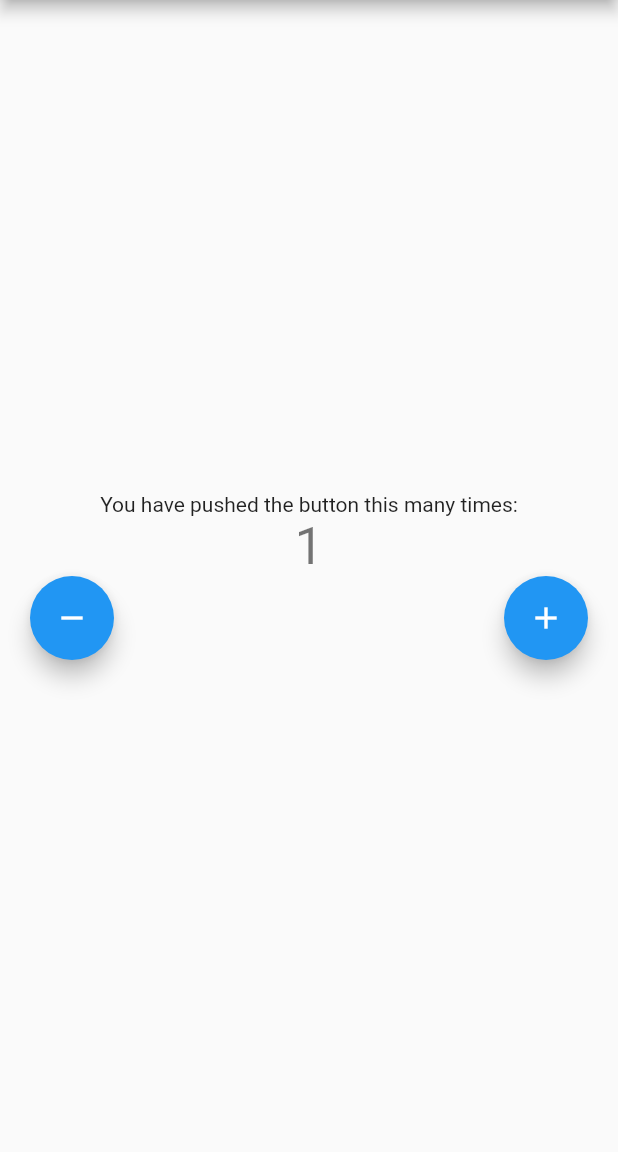
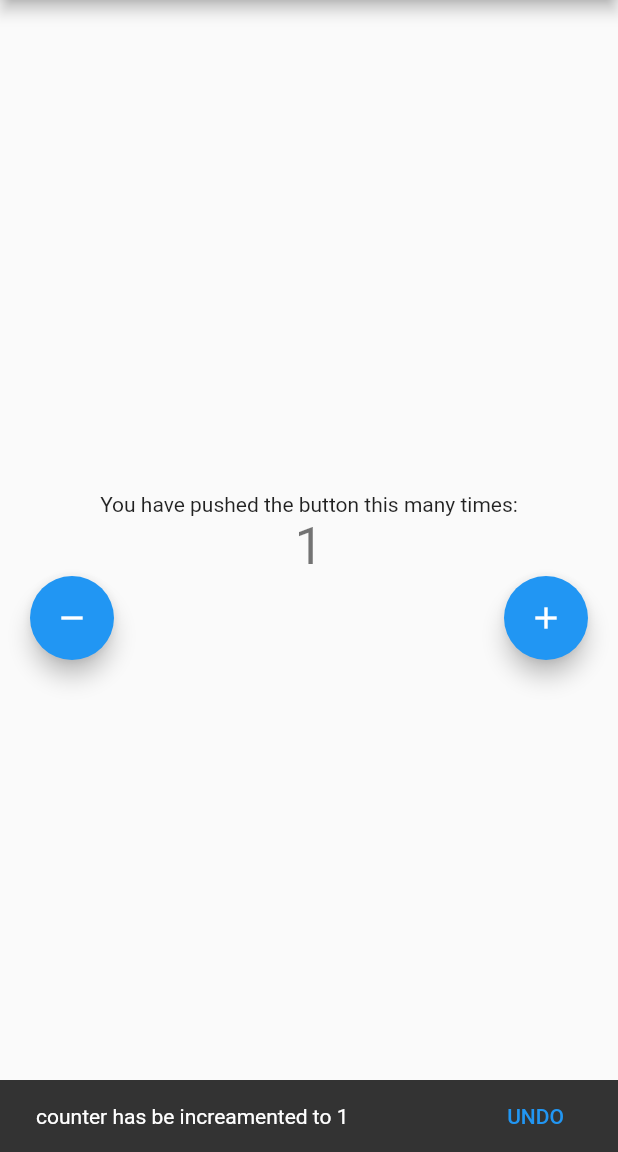
Before and after one commit to Gbarago/Bloc-Projeectd, a Flutter app: the screen it shows after launch, after a tap on the "add" icon, on a phone screen of 412 x 824 dp, the part 84-1236 px from its top. Run offline on Flutter 3.47's test engine with Material 2 defaults, Android fonts, the phone set to English and light mode, and no system bars; our stand-ins replace bloc, flutter_bloc.

Commit message:
cubits in bloc pattern

```diff
--- a/lib/cubit/counter_cubit_cubit.dart
+++ b/lib/cubit/counter_cubit_cubit.dart
@@ -4,12 +4,15 @@ import 'package:meta/meta.dart';
 part 'counter_cubit_state.dart';
 
 class CounterCubitCubit extends Cubit<CounterState> {
-  CounterCubitCubit() : super(CounterState(counterValue: 0));
+  CounterCubitCubit()
+      : super(CounterState(counterValue: 0, wasIncreamented: null));
   void increment() {
     print(''' in block =====::: ${state.counterValue}''');
 
-    emit(CounterState(counterValue: state.counterValue + 1));
+    emit(CounterState(
+        counterValue: state.counterValue + 1, wasIncreamented: true));
   }
 
-  void dencrement() => emit(CounterState(counterValue: state.counterValue - 1));
+  void dencrement() => emit(CounterState(
+      counterValue: state.counterValue - 1, wasIncreamented: false));
 }
--- a/lib/cubit/counter_cubit_state.dart
+++ b/lib/cubit/counter_cubit_state.dart
@@ -2,5 +2,6 @@ part of 'counter_cubit_cubit.dart';
 
 class CounterState {
   int counterValue;
-  CounterState({required this.counterValue});
+  bool? wasIncreamented;
+  CounterState({required this.counterValue, required this.wasIncreamented});
 }
--- a/lib/main.dart
+++ b/lib/main.dart
@@ -41,7 +41,34 @@ class _MyHomePageState extends State<MyHomePage> {
       appBar: AppBar(
         title: Text(widget.title),
       ),
-      body: Center(
+      body: BlocListener<CounterCubitCubit, CounterState>(
+        listener: (context, state) {
+          // TODO: implement listener
+          if (state.wasIncreamented == true) {
+            ScaffoldMessenger.of(context).showSnackBar(
+              SnackBar(
+                content: Text(
+                    'counter has be increamented to ${state.counterValue}'),
+                duration: Duration(seconds: 1),
+                action: SnackBarAction(
+                  label: 'UNDO',
+                  onPressed: () {
+                    // Perform undo logic here
+                  },
+                ),
+              ),
+            );
+          } else if (state.wasIncreamented == false) {
+            Scaffold.of(context).showBottomSheet((context) => Container(
+                height: 70,
+                color: Colors.amberAccent,
+                child: Center(
+                  child: Text(
+                      'counter has be decremented to ${state.counterValue}'),
+                )));
+          }
+        },
+        child: Center(
           child: Padding(
             padding: const EdgeInsets.all(20.0),
             child: Column(
@@ -54,13 +81,13 @@ class _MyHomePageState extends State<MyHomePage> {
                     builder: (context, state) {
                   if (state.counterValue > 5) {
                     return Text(
-                    'you havee excede the number of trials ${state.counterValue}',
+                      'you havee exceded the number of trials ${state.counterValue}',
                       style: Theme.of(context).textTheme.headlineMedium,
                     );
                   }
                   if (state.counterValue < 5 && state.counterValue == 4) {
                     return Text(
-                    'you have on more trial',
+                      'you have one more trial',
                       style: Theme.of(context).textTheme.headlineMedium,
                     );
                   }
@@ -76,7 +103,8 @@ class _MyHomePageState extends State<MyHomePage> {
                     FloatingActionButton(
                       hoverColor: Colors.orange,
                       onPressed: () {
-                      BlocProvider.of<CounterCubitCubit>(context).dencrement();
+                        BlocProvider.of<CounterCubitCubit>(context)
+                            .dencrement();
                       },
                       tooltip: 'Increment',
                       child: const Icon(Icons.remove),
@@ -94,6 +122,7 @@ class _MyHomePageState extends State<MyHomePage> {
             ),
           ),
         ),
+      ),
 
       // This trailing comma makes auto-formatting nicer for build methods.
     );
```
Also changed, not shown: lib/code_store.dart (added, +50 -0 lines). Lines whose indentation alone changed are shown as unchanged.
